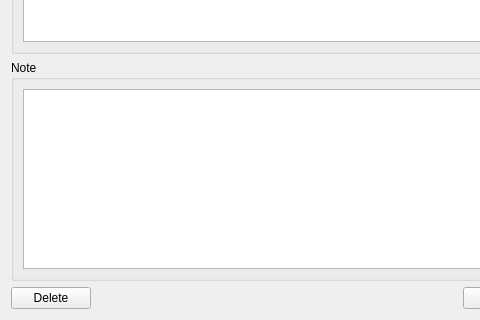
The window that itemview.ui (xlongfeng/agreement) describes before a commit, drawn with Qt 5; both pictures show x 0 to 480 and y 320 to 640 of the 640 by 640 pixel window.
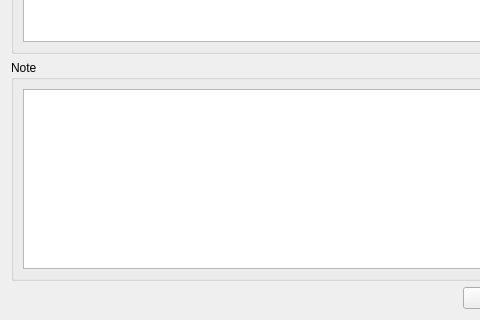
The same window after the commit.

```diff
--- a/itemview.ui
+++ b/itemview.ui
@@ -213,13 +213,6 @@
    </item>
    <item>
     <layout class="QHBoxLayout" name="horizontalLayout_3">
-     <item>
-      <widget class="QPushButton" name="deletePushButton">
-       <property name="text">
-        <string>Delete</string>
-       </property>
-      </widget>
-     </item>
      <item>
       <spacer name="horizontalSpacer_2">
        <property name="orientation">
```
